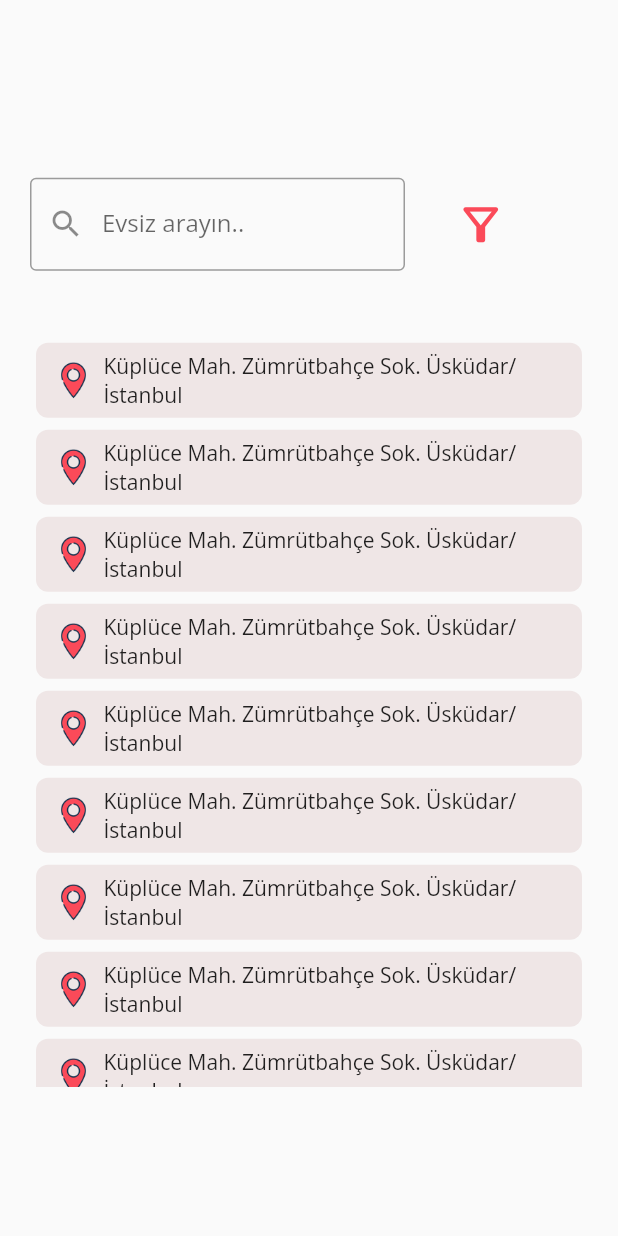
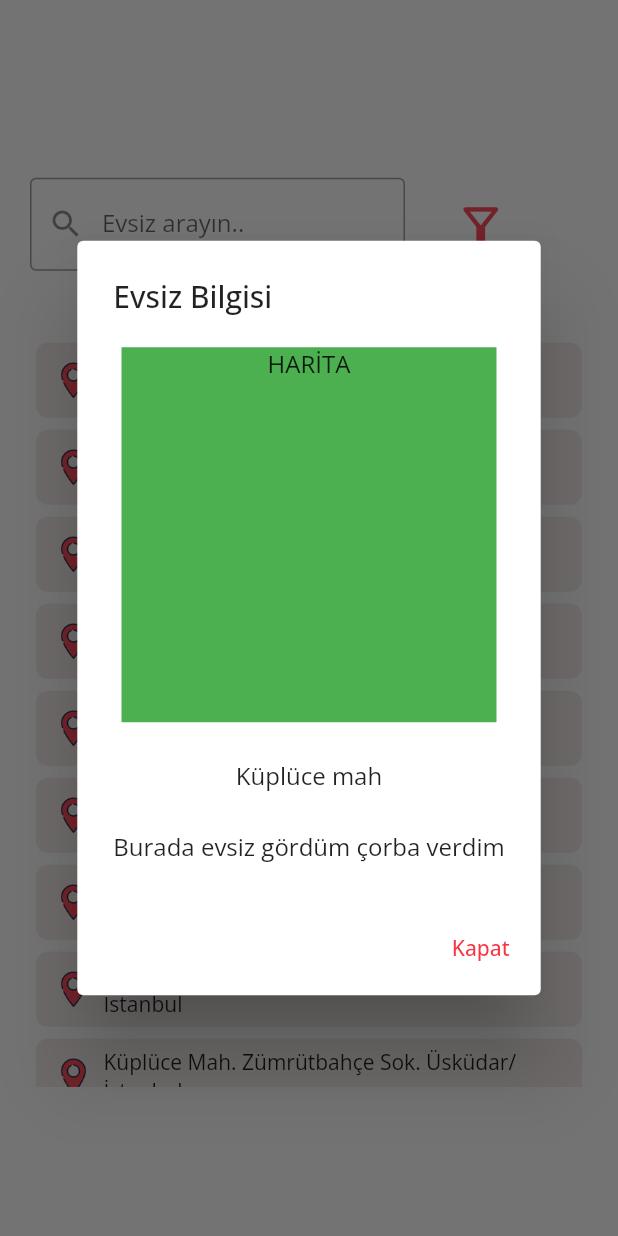
Before and after one commit to Xelorium/Burada-Evsiz-Var-Flutter, a Flutter app: the EvsizlistContent widget shown alone on an empty page, opened directly, after a tap on "Küplüce Mah. Zümrütbahçe Sok. Üsküdar/ İ", on a phone screen of 412 x 824 dp. Run offline on Flutter 3.47's test engine with Material 2 defaults, Android fonts, the phone set to English and light mode, and no system bars; our stand-ins replace flutter_fadein, google_fonts, page_transition, sizer, smooth_page_indicator; missing offline and left inert: coast; network calls fail.

Commit message:
Genel Düzenleme
Launcher logosu değiştirildi.
Filtreleme penceresi tasarlandı.
Evsiz detayı penceresi tasarlandı.

```diff
--- a/lib/pages/visualitems/list_element.dart
+++ b/lib/pages/visualitems/list_element.dart
@@ -1,3 +1,4 @@
+import 'package:burada_evsiz_var/pages/visualitems/listelement_detail.dart';
 import 'package:flutter/material.dart';
 
 class ListElementCreator extends StatefulWidget {
@@ -48,7 +49,14 @@ class _ListElementCreatorState extends State<ListElementCreator> {
           ),
         ),
       ),
-      onTap: () {},
+      onTap: () {
+        showDialog(
+            context: context,
+            builder: (BuildContext context) => ListElementDetail_Creator(
+                  aciklama: 'Burada evsiz gördüm çorba verdim',
+                  konumdetay: "Küplüce mah",
+                ));
+      },
       borderRadius: BorderRadius.circular(8),
       splashColor: Color.fromRGBO(239, 230, 230, 1),
       focusColor: Color.fromRGBO(239, 230, 230, 1),
--- /dev/null
+++ b/lib/pages/visualitems/listelement_detail.dart
@@ -0,0 +1,55 @@
+import 'package:flutter/material.dart';
+
+class ListElementDetail_Creator extends StatefulWidget {
+  final String konumdetay;
+  final String aciklama;
+
+  const ListElementDetail_Creator(
+      {super.key, required this.aciklama, required this.konumdetay});
+
+  @override
+  State<ListElementDetail_Creator> createState() =>
+      _ListElementDetail_CreatorState();
+}
+
+class _ListElementDetail_CreatorState extends State<ListElementDetail_Creator> {
+  @override
+  Widget build(BuildContext context) {
+    return new AlertDialog(
+      title: const Text('Evsiz Bilgisi'),
+      content: new Column(
+        mainAxisAlignment: MainAxisAlignment.start,
+        mainAxisSize: MainAxisSize.min,
+        children: <Widget>[
+          Container(
+            width: 250,
+            height: 250,
+            decoration: BoxDecoration(
+              color: Colors.green,
+            ),
+            child: Text(
+              'HARİTA',
+              textAlign: TextAlign.center,
+            ),
+          ),
+          SizedBox(
+            height: 25,
+          ),
+          Text(widget.konumdetay),
+          SizedBox(
+            height: 25,
+          ),
+          Text(widget.aciklama),
+        ],
+      ),
+      actions: <Widget>[
+        new TextButton(
+          onPressed: () {
+            Navigator.of(context).pop();
+          },
+          child: const Text('Kapat'),
+        )
+      ],
+    );
+  }
+}
--- a/pubspec.yaml
+++ b/pubspec.yaml
@@ -40,12 +40,12 @@ dependencies:
   smooth_page_indicator: ^1.0.0+2
   coast:
   flutter_fadein: ^2.0.0
+  flutter_launcher_icons: ^0.9.3
 
 
 dev_dependencies:
   flutter_test:
     sdk: flutter
-
 
 
   # The "flutter_lints" package below contains a set of recommended lints to
```
Also changed, not shown: lib/pages/contents/content_homeless_list.dart (+7 -1 lines), lib/pages/visualitems/filter_options.dart (added, +56 -0 lines), 6 other files.
